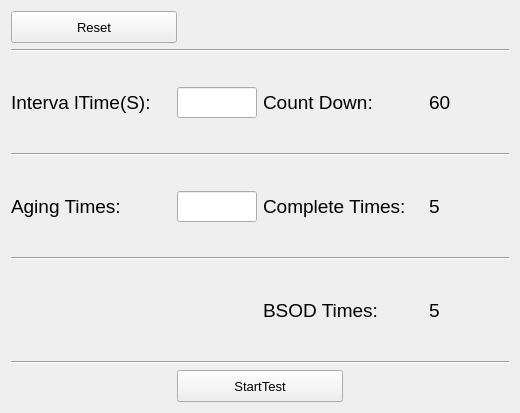
Old version of the form BLHardwareScaner/BLHardwareScaner/Ui/TestItem/RestartAging.ui in the repository BurnellLiu/LiuProject.
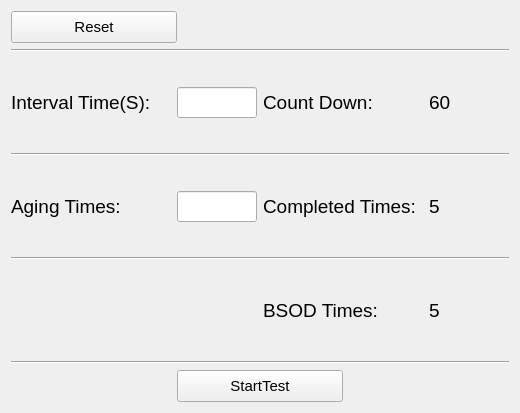
New version of the form.

Diff of the .ui file:
```diff
--- a/BLHardwareScaner/BLHardwareScaner/Ui/TestItem/RestartAging.ui
+++ b/BLHardwareScaner/BLHardwareScaner/Ui/TestItem/RestartAging.ui
@@ -32,6 +32,11 @@
            <verstretch>0</verstretch>
           </sizepolicy>
          </property>
+         <property name="font">
+          <font>
+           <pointsize>11</pointsize>
+          </font>
+         </property>
          <property name="text">
           <string>Reset</string>
          </property>
@@ -78,7 +83,7 @@
             </font>
            </property>
            <property name="text">
-            <string>Interva lTime(S):</string>
+            <string>Interval Time(S):</string>
            </property>
           </widget>
          </item>
@@ -209,7 +214,7 @@
             </font>
            </property>
            <property name="text">
-            <string>Complete Times:</string>
+            <string>Completed Times:</string>
            </property>
           </widget>
          </item>
@@ -329,6 +334,11 @@
            <verstretch>0</verstretch>
           </sizepolicy>
          </property>
+         <property name="font">
+          <font>
+           <pointsize>11</pointsize>
+          </font>
+         </property>
          <property name="text">
           <string>StartTest</string>
          </property>
```
Left out of the diff: 2 changed lines with no effect on the pictures.
